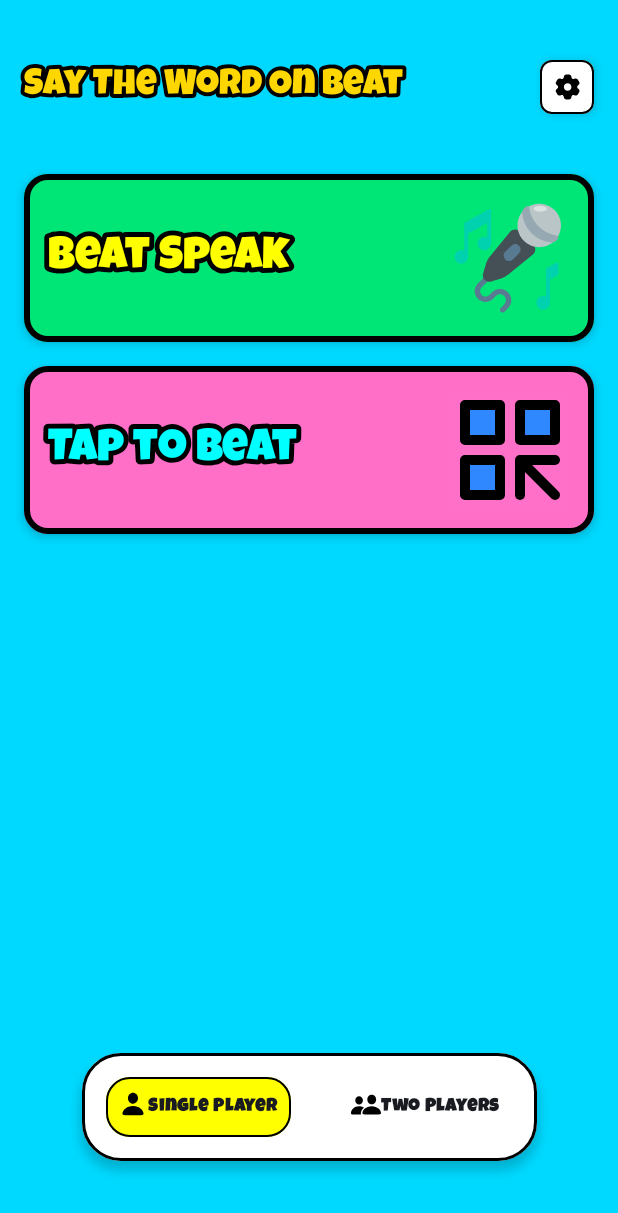
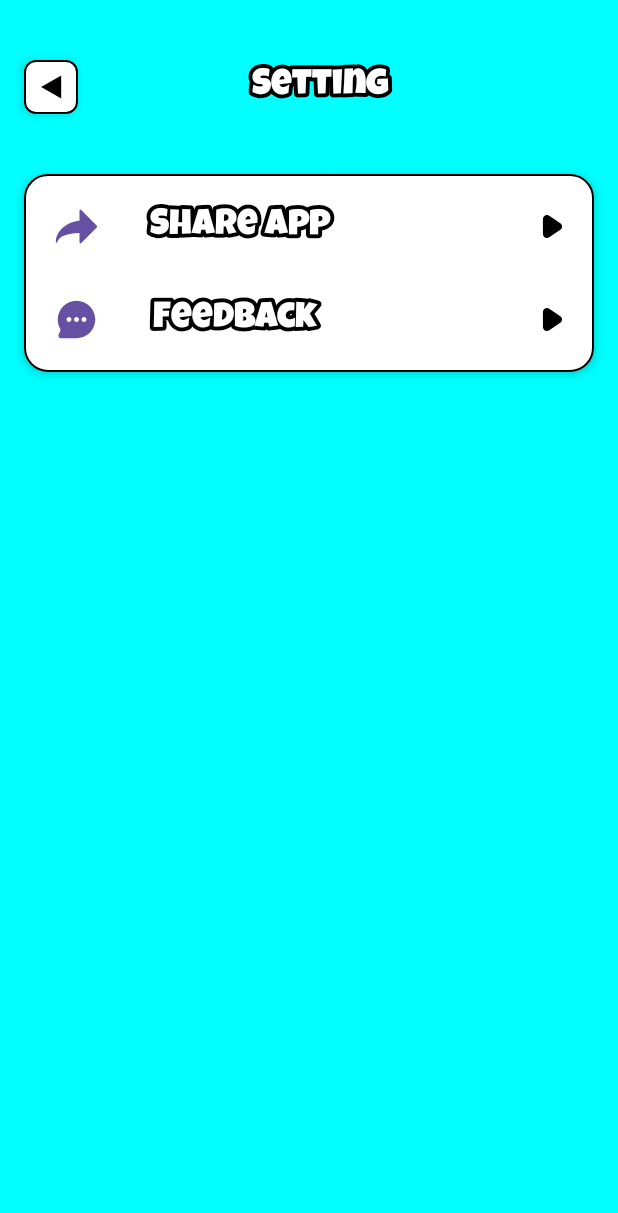
Before and after one commit to MohitSingh112/Say-the-word-game-, an Android app built with Jetpack Compose: the screen it shows after launch (MainActivity), after a tap on "Settings", on a phone screen of 412 x 824 dp. Shown: the top 1213 px of the screen. Run offline under Robolectric (Android 15) with nearby library versions, the phone set to English and light mode, and no system bars; our stand-ins replace Dagger/Hilt's generated code, Navigation 3; libraries missing offline, so code that uses them is left out: androidx.hilt.lifecycle.

Commit message:
"Added Setting Screen"

```diff
--- a/app/src/main/java/com/mohit/saythewordgameonbeat/navigation/NavigationRoot.kt
+++ b/app/src/main/java/com/mohit/saythewordgameonbeat/navigation/NavigationRoot.kt
@@ -1,12 +1,16 @@
 package com.mohit.saythewordgameonbeat.navigation
 
+import android.content.Intent
+import android.net.Uri
 import androidx.compose.runtime.Composable
+import androidx.compose.ui.platform.LocalContext
 import androidx.navigation3.runtime.entryProvider
 import androidx.navigation3.runtime.rememberNavBackStack
 import androidx.navigation3.ui.NavDisplay
 import com.mohit.saythewordgameonbeat.emuns.Game
 import com.mohit.saythewordgameonbeat.ui.screen.chooseDifficultyScreen.ChooseDifficultyScreen
 import com.mohit.saythewordgameonbeat.ui.screen.menuScreen.MenuScreen
+import com.mohit.saythewordgameonbeat.ui.screen.settingScreen.SettingScreen
 
 @Composable
 fun NavigationRoot() {
@@ -27,8 +31,8 @@ fun NavigationRoot() {
                         }
                     },
                     onSettingsClicked = {
-                        backStack.add(Route.MenuScreen)
-                    },//Todo
+                        backStack.add(Route.SettingScreen)
+                    },
                     onTapClicked = {
                         if(backStack.lastOrNull() !is Route.ChooseDifficultyScreen) {
                             backStack.add(Route.ChooseDifficultyScreen(game = Game.TapToBeat))
@@ -45,7 +49,43 @@ fun NavigationRoot() {
                             backStack.removeLastOrNull()
                         }
                     },
-                    game = Game.BeatSpeak //Todo
+                    onStartClicked = {} //Todo
+                )
+            }
+
+            entry<Route.SettingScreen> {
+                val context = LocalContext.current
+
+                SettingScreen(
+                    onBack = {
+                        if (backStack.lastOrNull() is Route.SettingScreen) {
+                            backStack.removeLastOrNull()
+                        }
+                    },
+                    onShareClicked = {
+                        // 2. Share Logic (Directly here)
+                        val sendIntent = Intent(Intent.ACTION_SEND).apply {
+                            putExtra(Intent.EXTRA_TEXT,
+                                "Check out this game! https://play.google.com/store/apps/details?id=${context.packageName}"//Todo(paste right link)
+                            )
+                            type = "text/plain"
+                        }
+                        val shareIntent = Intent.createChooser(sendIntent, "Share via")
+                        context.startActivity(shareIntent)
+                    },
+                    onFeedbackClicked = {
+                        // 3. Feedback Logic (Directly here)
+                        val intent = Intent(Intent.ACTION_SENDTO).apply {
+                            data = Uri.parse("mailto:")
+                            putExtra(Intent.EXTRA_EMAIL, arrayOf("your.email@gmail.com")) //Todo(paste right email)
+                            putExtra(Intent.EXTRA_SUBJECT, "Feedback: Say The Word Game")
+                        }
+                        try {
+                            context.startActivity(intent)
+                        } catch (e: Exception) {
+                            // Handle case where no email app is found
+                        }
+                    }
                 )
             }
 
--- a/app/src/main/java/com/mohit/saythewordgameonbeat/navigation/Routes.kt
+++ b/app/src/main/java/com/mohit/saythewordgameonbeat/navigation/Routes.kt
@@ -13,4 +13,7 @@ sealed interface Route: NavKey {
     data class ChooseDifficultyScreen(
         val game: Game
     ): Route, NavKey
+
+    @Serializable
+    data object SettingScreen: Route, NavKey
 }
--- a/app/src/main/java/com/mohit/saythewordgameonbeat/ui/components/GameCard.kt
+++ b/app/src/main/java/com/mohit/saythewordgameonbeat/ui/components/GameCard.kt
@@ -29,12 +29,13 @@ fun GameCard(
     borderSize: Int,
     padding: Int = 4,
     onClick: () -> Unit,
+    clickable: Boolean = true,
     content: @Composable () -> Unit
 ) {
     Card(
         modifier = Modifier
             .wrapContentSize()
-            .clickable { onClick() },
+            .clickable(enabled = clickable, onClick = onClick),
         colors = CardDefaults.cardColors(containerColor = color),
         border = BorderStroke(borderSize.dp, Color.Black),
         shape = RoundedCornerShape(cornerRadius.dp),
--- a/app/src/main/java/com/mohit/saythewordgameonbeat/ui/screen/settingScreen/SettingScreen.kt
+++ b/app/src/main/java/com/mohit/saythewordgameonbeat/ui/screen/settingScreen/SettingScreen.kt
@@ -1 +1,173 @@
 package com.mohit.saythewordgameonbeat.ui.screen.settingScreen
+
+import androidx.compose.foundation.Image
+import androidx.compose.foundation.background
+import androidx.compose.foundation.clickable
+import androidx.compose.foundation.layout.Arrangement
+import androidx.compose.foundation.layout.Column
+import androidx.compose.foundation.layout.Row
+import androidx.compose.foundation.layout.Spacer
+import androidx.compose.foundation.layout.fillMaxSize
+import androidx.compose.foundation.layout.fillMaxWidth
+import androidx.compose.foundation.layout.padding
+import androidx.compose.foundation.layout.size
+import androidx.compose.runtime.Composable
+import androidx.compose.ui.Alignment
+import androidx.compose.ui.Modifier
+import androidx.compose.ui.graphics.Color
+import androidx.compose.ui.layout.ContentScale
+import androidx.compose.ui.res.painterResource
+import androidx.compose.ui.text.font.Font
+import androidx.compose.ui.text.font.FontFamily
+import androidx.compose.ui.tooling.preview.Preview
+import androidx.compose.ui.unit.dp
+import com.mohit.saythewordgameonbeat.R
+import com.mohit.saythewordgameonbeat.ui.components.CartoonyText
+import com.mohit.saythewordgameonbeat.ui.components.GameCard
+
+@Composable
+fun SettingScreen(
+    modifier: Modifier = Modifier,
+    onShareClicked: () -> Unit,
+    onFeedbackClicked: () -> Unit,
+    onBack: () -> Unit,
+) {
+
+    SettingContent(
+        modifier = modifier,
+        onBack = onBack,
+        onShareClicked = onShareClicked,
+        onFeedbackClicked = onFeedbackClicked
+    )
+
+}
+
+@Composable
+fun SettingContent(
+    modifier: Modifier = Modifier,
+    onBack: () -> Unit,
+    onShareClicked: () -> Unit,
+    onFeedbackClicked: () -> Unit
+) {
+
+    Column(
+        modifier = modifier
+            .fillMaxSize()
+            .background(color = Color.Cyan)
+            .padding(top = 40.dp, start = 16.dp, end = 16.dp, bottom = 50.dp),
+        verticalArrangement = Arrangement.Top,
+        horizontalAlignment = Alignment.Start
+    ) {
+
+        Row(
+            verticalAlignment = Alignment.CenterVertically,
+            horizontalArrangement = Arrangement.SpaceBetween,
+            modifier = Modifier.fillMaxWidth()
+        ) {
+
+            //back button
+            GameCard(
+                color = Color.White,
+                borderSize = 1,
+                cornerRadius = 8,
+                padding = 4,
+                onClick = onBack
+            ) {
+                Image(
+                    painter = painterResource(R.drawable.ic_back),
+                    contentDescription = "Back",
+                    contentScale = ContentScale.Crop,
+                    modifier = Modifier.size(28.dp)
+                )
+            }
+
+            //Title  text
+            CartoonyText(
+                text = "Setting",
+                fontSize = 24,
+                textColor = Color.White,
+                family = FontFamily(Font(R.font.luckiest_guy)),
+                outlineColor = Color.Black,
+
+                )
+
+            Spacer(modifier = Modifier.size(20.dp))
+
+        }
+
+        Spacer(modifier = Modifier.size(40.dp))
+
+        GameCard(
+            color = Color.White,
+            borderSize = 1,
+            cornerRadius = 16,
+            padding = 4,
+            clickable = false,
+            onClick = {}
+            ) {
+
+            SettingItems(
+                title = "Share App",
+                icon = R.drawable.ic_share,
+                onClick = onShareClicked
+            )
+
+            SettingItems(
+                title = "Feedback",
+                icon = R.drawable.ic_feedback,
+                onClick = onFeedbackClicked
+            )
+
+        }
+    }
+}
+
+@Composable
+fun SettingItems(
+    title: String,
+    icon: Int,
+    onClick: () -> Unit
+) {
+
+    Row(
+        modifier = Modifier
+            .fillMaxWidth()
+            .padding(16.dp)
+            .clickable(onClick = onClick),
+        horizontalArrangement = Arrangement.SpaceBetween,
+        verticalAlignment = Alignment.CenterVertically
+    ) {
+
+        Image(
+            painter = painterResource(id = icon),
+            contentDescription = null,
+            modifier = Modifier.size(30.dp)
+        )
+
+        CartoonyText(
+            text = title,
+            fontSize = 24,
+            family = FontFamily(Font(R.font.luckiest_guy))
+        )
+
+        Spacer(modifier = Modifier.size(20.dp))
+        Spacer(modifier = Modifier.size(20.dp))
+
+        Image(
+            painter = painterResource(id = R.drawable.ic_go),
+            contentDescription = null,
+            modifier = Modifier.size(15.dp)
+        )
+
+    }
+}
+
+@Preview(showBackground = true)
+@Composable
+private fun Preview() {
+    SettingContent(
+        onBack = {},
+        onShareClicked = {},
+        onFeedbackClicked = {}
+    )
+}
--- a/app/src/main/res/drawable/ic_feedback.xml
+++ b/app/src/main/res/drawable/ic_feedback.xml
@@ -5,6 +5,6 @@
     android:viewportHeight="24">
   <path
       android:pathData="M12,2C6.477,2 2,6.477 2,12C2,13.815 2.485,15.52 3.331,16.988C3.504,17.287 3.533,17.652 3.388,17.965L2.534,19.802C2.01,20.793 2.727,22 3.862,22H12C17.523,22 22,17.523 22,12C22,6.477 17.523,2 12,2ZM8,13.3C8.718,13.3 9.3,12.718 9.3,12C9.3,11.282 8.718,10.7 8,10.7C7.282,10.7 6.7,11.282 6.7,12C6.7,12.718 7.282,13.3 8,13.3ZM16,13.3C16.718,13.3 17.3,12.718 17.3,12C17.3,11.282 16.718,10.7 16,10.7C15.282,10.7 14.7,11.282 14.7,12C14.7,12.718 15.282,13.3 16,13.3ZM12,13.3C12.718,13.3 13.3,12.718 13.3,12C13.3,11.282 12.718,10.7 12,10.7C11.282,10.7 10.7,11.282 10.7,12C10.7,12.718 11.282,13.3 12,13.3Z"
-      android:fillColor="#000000"
+      android:fillColor="#FF6650a4"
       android:fillType="evenOdd"/>
 </vector>
--- a/app/src/main/res/drawable/ic_share.xml
+++ b/app/src/main/res/drawable/ic_share.xml
@@ -1,5 +1,5 @@
 <vector xmlns:android="http://schemas.android.com/apk/res/android" android:height="8dp" android:viewportHeight="48" android:viewportWidth="48" android:width="8dp">
 
-    <path android:fillColor="#FF000000" android:pathData="M28.3,6a1.2,1.2 0,0 0,-1.1 1.3V17.9C12,19.4 2.2,29.8 2,40.3c0,0.6 0.2,1 0.6,1s0.7,-0.3 1.1,-1.1c2.4,-5.4 7.8,-8.5 23.5,-9.2v9.7A1.2,1.2 0,0 0,28.3 42a0.9,0.9 0,0 0,0.8 -0.4L45.6,25.1a1.5,1.5 0,0 0,0 -2L29.1,6.4a0.9,0.9 0,0 0,-0.8 -0.4Z"/>
+    <path android:fillColor="#FF6650a4" android:pathData="M28.3,6a1.2,1.2 0,0 0,-1.1 1.3V17.9C12,19.4 2.2,29.8 2,40.3c0,0.6 0.2,1 0.6,1s0.7,-0.3 1.1,-1.1c2.4,-5.4 7.8,-8.5 23.5,-9.2v9.7A1.2,1.2 0,0 0,28.3 42a0.9,0.9 0,0 0,0.8 -0.4L45.6,25.1a1.5,1.5 0,0 0,0 -2L29.1,6.4a0.9,0.9 0,0 0,-0.8 -0.4Z"/>
 
 </vector>
```
Also changed, not shown: app/src/main/java/com/mohit/saythewordgameonbeat/ui/screen/chooseDifficultyScreen/ChooseDifficultyScreen.kt (+3 -4 lines).
